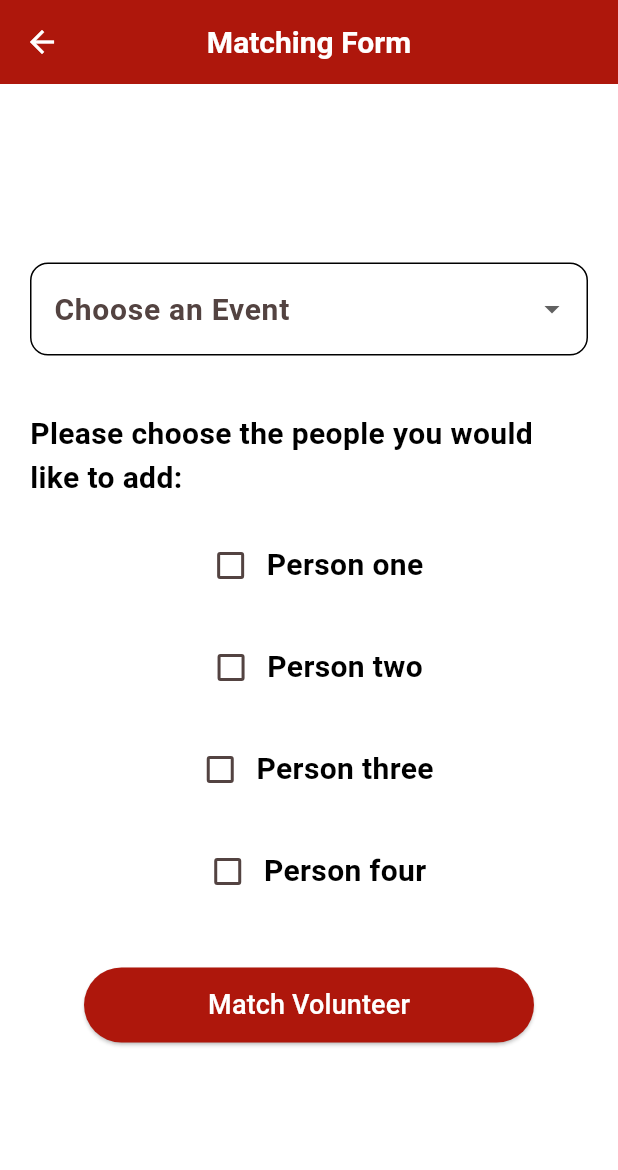
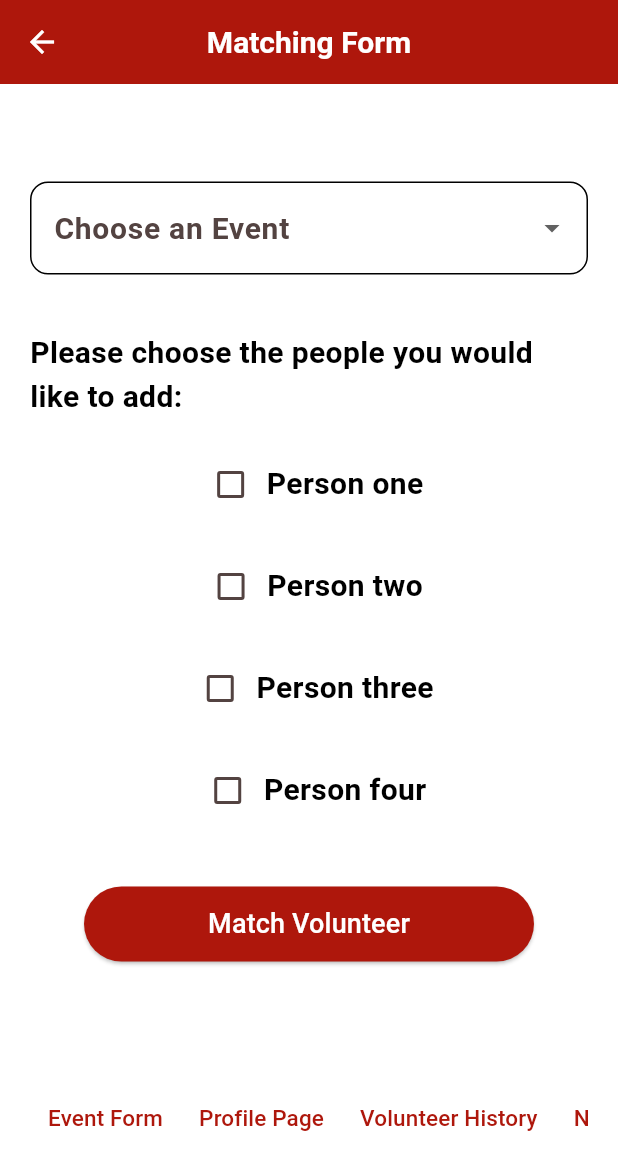
Before and after one commit to anthonycasarta/volunteerexpress, a Flutter app: the MatchingFormPage screen opened by its route, on a phone screen of 412 x 824 dp. Shown: the top 1170 px of the screen. Run offline on Flutter 3.47's test engine with Material 3 defaults, Android fonts, the phone set to English and light mode, and no system bars; our stand-ins replace multi_dropdown.

Commit message:
add navigation for matching form

```diff
--- a/lib/pages/event_form.dart
+++ b/lib/pages/event_form.dart
@@ -278,6 +278,10 @@ class _EventManagementFormState extends State<EventManagementForm> {
                           label: "Notifications"),
                       TextOnlyButton(
                           onPressed: () =>
+                              Navigator.pushNamed(context, matchingFormRoute),
+                          label: "Matching Form"),
+                      TextOnlyButton(
+                          onPressed: () =>
                               Navigator.pushNamed(context, loginRoute),
                           label: "Logout"),
                     ],
--- a/lib/matching_form.dart
+++ b/lib/pages/matching_form.dart
@@ -1,4 +1,6 @@
 import 'package:flutter/material.dart';
+import 'package:volunteerexpress/constants/routes.dart';
+import 'package:volunteerexpress/custom-widgets/textbuttons/text_only_button.dart';
 import 'package:volunteerexpress/themes/colors.dart';
 
 class MatchingFormPage extends StatefulWidget {
@@ -56,20 +58,16 @@ class _CheckBoxState extends State<MatchingFormPage> {
                   },
                 ),
               ),
-
               const SizedBox(height: 20),
-
               const Text(
                 'Please choose the people you would like to add:',
                 style: TextStyle(
-                      color: Colors.black,
-                      fontSize: 20,
-                      fontWeight: FontWeight.bold,
+                  color: Colors.black,
+                  fontSize: 20,
+                  fontWeight: FontWeight.bold,
                 ),
               ),
-
               const SizedBox(height: 20),
-
               Row(
                 mainAxisAlignment: MainAxisAlignment.center,
                 children: [
@@ -92,7 +90,6 @@ class _CheckBoxState extends State<MatchingFormPage> {
                 ],
               ),
               const SizedBox(height: 20),
-
               Row(
                 mainAxisAlignment: MainAxisAlignment.center,
                 children: [
@@ -115,7 +112,6 @@ class _CheckBoxState extends State<MatchingFormPage> {
                 ],
               ),
               const SizedBox(height: 20),
-
               Row(
                 mainAxisAlignment: MainAxisAlignment.center,
                 children: [
@@ -138,7 +134,6 @@ class _CheckBoxState extends State<MatchingFormPage> {
                 ],
               ),
               const SizedBox(height: 20),
-
               Row(
                 mainAxisAlignment: MainAxisAlignment.center,
                 children: [
@@ -160,9 +155,7 @@ class _CheckBoxState extends State<MatchingFormPage> {
                   ),
                 ],
               ),
-
               const SizedBox(height: 20),
-
               Container(
                 width: 300,
                 height: 50,
@@ -185,6 +178,40 @@ class _CheckBoxState extends State<MatchingFormPage> {
                   ),
                 ),
               ),
+
+              const SizedBox(height: 60),
+
+              // Nav bar
+              Center(
+                child: SingleChildScrollView(
+                  scrollDirection: Axis.horizontal,
+                  child: Row(
+                    crossAxisAlignment: CrossAxisAlignment.center,
+                    children: [
+                      TextOnlyButton(
+                          onPressed: () =>
+                              Navigator.pushNamed(context, eventFormRoute),
+                          label: "Event Form"),
+                      TextOnlyButton(
+                          onPressed: () =>
+                              Navigator.pushNamed(context, profileRoute),
+                          label: "Profile Page"),
+                      TextOnlyButton(
+                          onPressed: () => Navigator.pushNamed(
+                              context, volunteerHistoryRoute),
+                          label: "Volunteer History"),
+                      TextOnlyButton(
+                          onPressed: () =>
+                              Navigator.pushNamed(context, notificationRoute),
+                          label: "Notifications"),
+                      TextOnlyButton(
+                          onPressed: () =>
+                              Navigator.pushNamed(context, loginRoute),
+                          label: "Logout"),
+                    ],
+                  ),
+                ),
+              ),
             ],
           ),
         ),
--- a/lib/pages/profile.dart
+++ b/lib/pages/profile.dart
@@ -259,6 +259,10 @@ class _ProfilePageState extends State<ProfilePage> {
                                   context, notificationRoute),
                               label: "Notifications"),
                           TextOnlyButton(
+                              onPressed: () => Navigator.pushNamed(
+                                  context, matchingFormRoute),
+                              label: "Matching Form"),
+                          TextOnlyButton(
                               onPressed: () =>
                                   Navigator.pushNamed(context, loginRoute),
                               label: "Logout"),
--- a/lib/pages/volunteer_history.dart
+++ b/lib/pages/volunteer_history.dart
@@ -166,6 +166,10 @@ class _VolunteerHistoryPageState extends State<VolunteerHistoryPage> {
                 label: "Profile Page"),
             TextOnlyButton(
                 onPressed: () =>
+                    Navigator.pushNamed(context, matchingFormRoute),
+                label: "Matching Form"),
+            TextOnlyButton(
+                onPressed: () =>
                     Navigator.pushNamed(context, notificationRoute),
                 label: "Notifications"),
             TextOnlyButton(
```
Also changed, not shown: lib/main.dart (+4 -6 lines).
